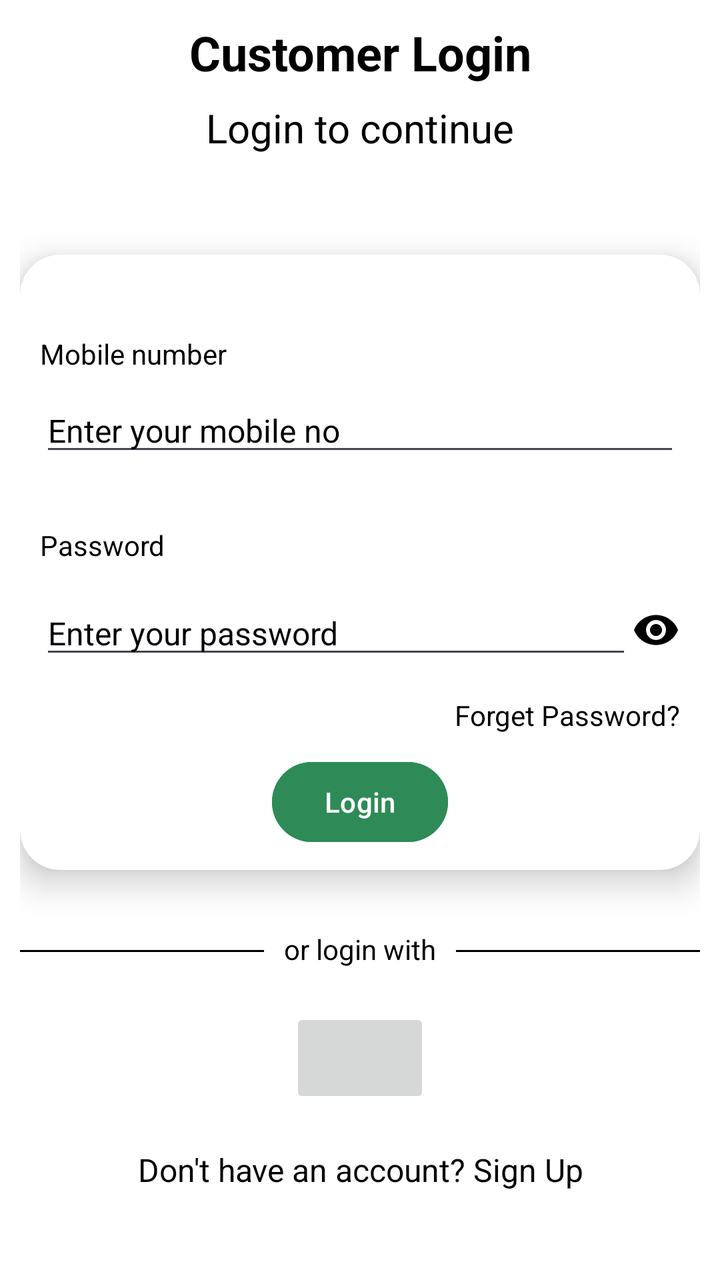
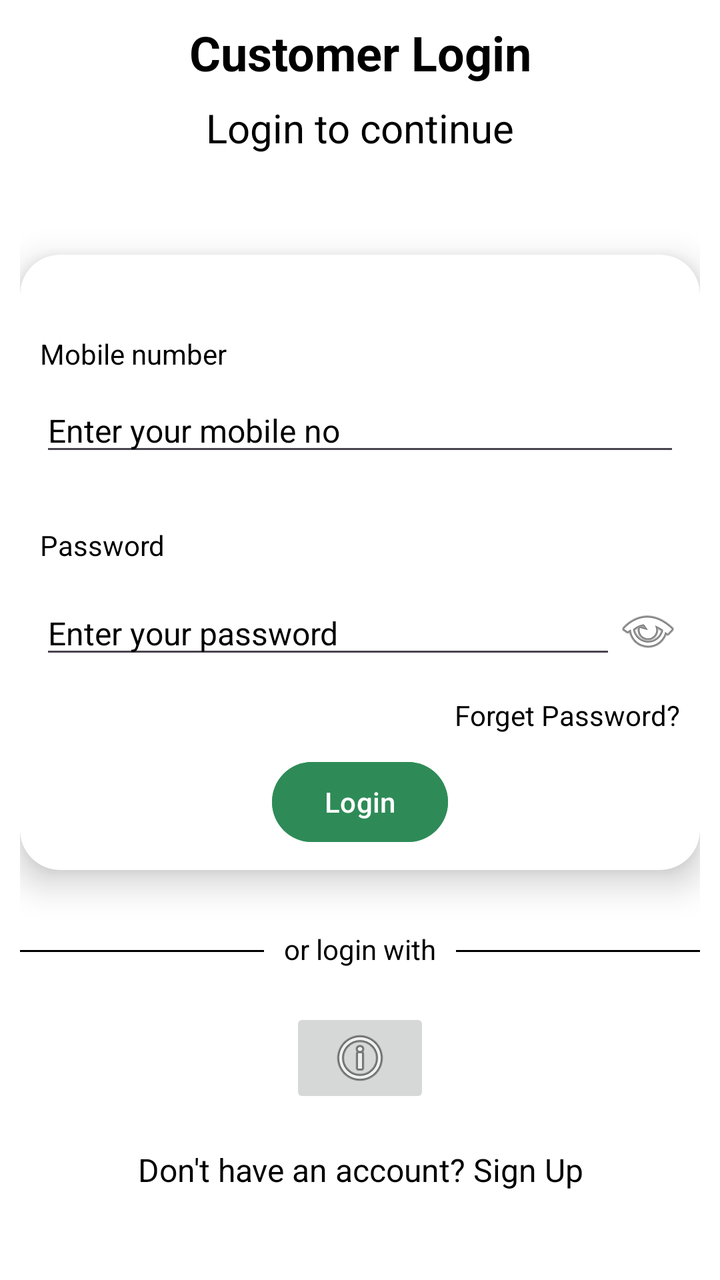

Two renders of the same Android screen: before a commit and after it. Below are the layout's source before the change and the commit's diff.
<!-- AndroidManifest.xml: application theme Theme.FarmLink -->
<!-- res/layout/activity_customer_login.xml -->
<?xml version="1.0" encoding="utf-8"?>
<LinearLayout
    android:orientation="vertical"
    xmlns:android="http://schemas.android.com/apk/res/android"
    xmlns:app="http://schemas.android.com/apk/res-auto"
    xmlns:tools="http://schemas.android.com/tools"
    android:layout_height="match_parent"
    android:layout_width="match_parent"
    android:background="@color/white"
    android:layout_gravity="center"
    android:padding="10dp"
    android:layout_marginTop="10dp"
    tools:context=".CustomerLogin" >

    <TextView
        android:layout_width="match_parent"
        android:layout_height="wrap_content"
        android:text="Customer Login"
        android:textColor="@color/black"
        android:textStyle="bold"
        android:textSize="24sp"
        android:gravity="center"/>

    <TextView
        android:layout_width="match_parent"
        android:layout_height="wrap_content"
        android:text="Login to continue"
        android:textSize="20sp"
        android:textColor="@color/black"
        android:gravity="center"
        android:layout_marginTop="8dp"/>

    <androidx.cardview.widget.CardView
        android:layout_width="match_parent"
        android:layout_height="wrap_content"
        app:cardBackgroundColor="@color/white"
        android:padding="10dp"
        app:cardElevation="10dp"
        app:cardCornerRadius="20dp"
        android:layout_marginTop="50dp">

        <LinearLayout
            android:layout_width="match_parent"
            android:layout_height="wrap_content"
            android:orientation="vertical"
            android:padding="10dp">

            <TextView
                android:layout_width="match_parent"
                android:layout_height="wrap_content"
                android:text="Mobile number"
                android:textSize="14sp"
                android:textColor="@color/black"
                android:layout_marginTop="30dp" />

            <EditText
                android:id="@+id/loginNumber"
                android:layout_width="match_parent"
                android:layout_height="wrap_content"
                android:hint="Enter your mobile no"
                android:textColorHint="@color/black"
                android:textSize="16sp"
                android:inputType="number"
                android:maxLength="10"
                android:textColor="@color/black"
                android:layout_marginTop="8dp"/>

            <TextView
                android:layout_width="match_parent"
                android:layout_height="wrap_content"
                android:text="Password"
                android:textSize="14sp"
                android:textColor="@color/black"
                android:layout_marginTop="30dp" />

            <LinearLayout
                android:layout_width="match_parent"
                android:layout_height="wrap_content"
                android:orientation="horizontal"
                android:gravity="center"
                android:layout_marginTop="8dp">

                <EditText
                    android:id="@+id/loginPassword"
                    android:layout_width="0dp"
                    android:layout_height="wrap_content"
                    android:layout_weight="1"
                    android:hint="Enter your password"
                    android:textColor="@color/black"
                    android:textColorHint="@color/black"
                    android:textSize="16sp"
                    android:inputType="textPassword"/>

                <ImageView
                    android:id="@+id/loginPasswordVisibility"
                    android:layout_width="wrap_content"
                    android:layout_height="50dp"
                    android:src="@drawable/visibility_icon"
                    android:clickable="true"
                    android:focusable="true"/>

            </LinearLayout>

            <TextView
                android:id="@+id/loginForgetPass"
                android:layout_width="wrap_content"
                android:layout_height="wrap_content"
                android:text="Forget Password?"
                android:textColor="@color/black"
                android:layout_marginTop="8dp"
                android:layout_gravity="end"
                android:clickable="true"/>

            <Button
                android:id="@+id/loginButton"
                android:layout_width="wrap_content"
                android:layout_height="wrap_content"
                android:text="Login"
                android:backgroundTint="#2E8B57"
                android:layout_gravity="center"
                android:layout_marginTop="10dp"/>

        </LinearLayout>

    </androidx.cardview.widget.CardView>

    <LinearLayout
        android:layout_width="match_parent"
        android:layout_height="wrap_content"
        android:orientation="horizontal"
        android:layout_marginTop="30dp"
        android:layout_marginBottom="20dp" >

        <View
            android:layout_width="0dp"
            android:layout_height="1dp"
            android:layout_weight="1"
            android:background="@color/black"
            android:layout_marginTop="10dp"/>

        <TextView
            android:layout_width="wrap_content"
            android:layout_height="wrap_content"
            android:text="or login with"
            android:textColor="@color/black"
            android:layout_marginStart="10dp"
            android:layout_marginEnd="10dp"/>

        <View
            android:layout_width="0dp"
            android:layout_height="1dp"
            android:layout_weight="1"
            android:background="@color/black"
            android:layout_marginTop="10dp"/>

    </LinearLayout>

    <ImageButton
        android:layout_width="70dp"
        android:layout_height="50dp"
        android:layout_gravity="center"
        android:src=""/>

    <TextView
        android:layout_width="match_parent"
        android:layout_height="wrap_content"
        android:text="Don't have an account? Sign Up"
        android:textColor="@color/black"
        android:textSize="16sp"
        android:gravity="center"
        android:clickable="true"
        android:layout_marginTop="20dp"/>

</LinearLayout>
<!-- resources referenced by this layout -->
<resources>
  <color name="black">#FF000000</color>
  <color name="white">#FFFFFFFF</color>
  <!-- drawable visibility_icon (drawable) -->
  <vector xmlns:android="http://schemas.android.com/apk/res/android" android:height="24dp" android:tint="#000000" android:viewportHeight="24" android:viewportWidth="24" android:width="24dp">
        
      <path android:fillColor="@android:color/white" android:pathData="M12,4.5C7,4.5 2.73,7.61 1,12c1.73,4.39 6,7.5 11,7.5s9.27,-3.11 11,-7.5c-1.73,-4.39 -6,-7.5 -11,-7.5zM12,17c-2.76,0 -5,-2.24 -5,-5s2.24,-5 5,-5 5,2.24 5,5 -2.24,5 -5,5zM12,9c-1.66,0 -3,1.34 -3,3s1.34,3 3,3 3,-1.34 3,-3 -1.34,-3 -3,-3z"/>
      
  </vector>
  <style name="Theme.FarmLink" parent="Base.Theme.FarmLink" />
  <style name="Base.Theme.FarmLink" parent="Theme.Material3.DayNight.NoActionBar">
          
          
      </style>
</resources>

<!-- the commit's change to res/layout/activity_customer_login.xml (unified diff, before → after) -->
@@ -1,5 +1,6 @@
 <?xml version="1.0" encoding="utf-8"?>
 <LinearLayout
+    android:id="@+id/main"
     android:orientation="vertical"
     xmlns:android="http://schemas.android.com/apk/res/android"
     xmlns:app="http://schemas.android.com/apk/res-auto"
@@ -7,9 +8,7 @@
     android:layout_height="match_parent"
     android:layout_width="match_parent"
     android:background="@color/white"
-    android:layout_gravity="center"
     android:padding="10dp"
-    android:layout_marginTop="10dp"
     tools:context=".CustomerLogin" >
 
     <TextView
@@ -95,7 +94,7 @@
                     android:id="@+id/loginPasswordVisibility"
                     android:layout_width="wrap_content"
                     android:layout_height="50dp"
-                    android:src="@drawable/visibility_icon"
+                    android:src="@android:drawable/ic_menu_view"
                     android:clickable="true"
                     android:focusable="true"/>
 
@@ -159,7 +158,7 @@
         android:layout_width="70dp"
         android:layout_height="50dp"
         android:layout_gravity="center"
-        android:src=""/>
+        android:src="@android:drawable/ic_menu_info_details"/>
 
     <TextView
         android:layout_width="match_parent"
<!-- resource entries referenced after the edit -->
@@ -2,12 +2,6 @@
 <resources>
   <color name="black">#FF000000</color>
   <color name="white">#FFFFFFFF</color>
-  <!-- drawable visibility_icon (drawable) -->
-  <vector xmlns:android="http://schemas.android.com/apk/res/android" android:height="24dp" android:tint="#000000" android:viewportHeight="24" android:viewportWidth="24" android:width="24dp">
-        
-      <path android:fillColor="@android:color/white" android:pathData="M12,4.5C7,4.5 2.73,7.61 1,12c1.73,4.39 6,7.5 11,7.5s9.27,-3.11 11,-7.5c-1.73,-4.39 -6,-7.5 -11,-7.5zM12,17c-2.76,0 -5,-2.24 -5,-5s2.24,-5 5,-5 5,2.24 5,5 -2.24,5 -5,5zM12,9c-1.66,0 -3,1.34 -3,3s1.34,3 3,3 3,-1.34 3,-3 -1.34,-3 -3,-3z"/>
-      
-  </vector>
   <style name="Theme.FarmLink" parent="Base.Theme.FarmLink" />
   <style name="Base.Theme.FarmLink" parent="Theme.Material3.DayNight.NoActionBar">
           
